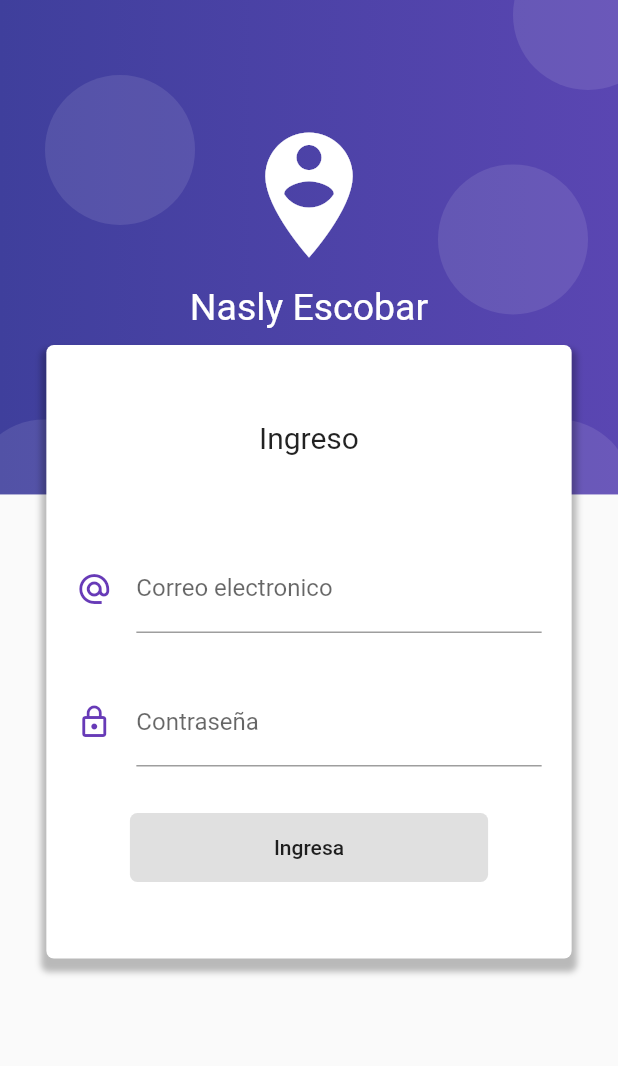
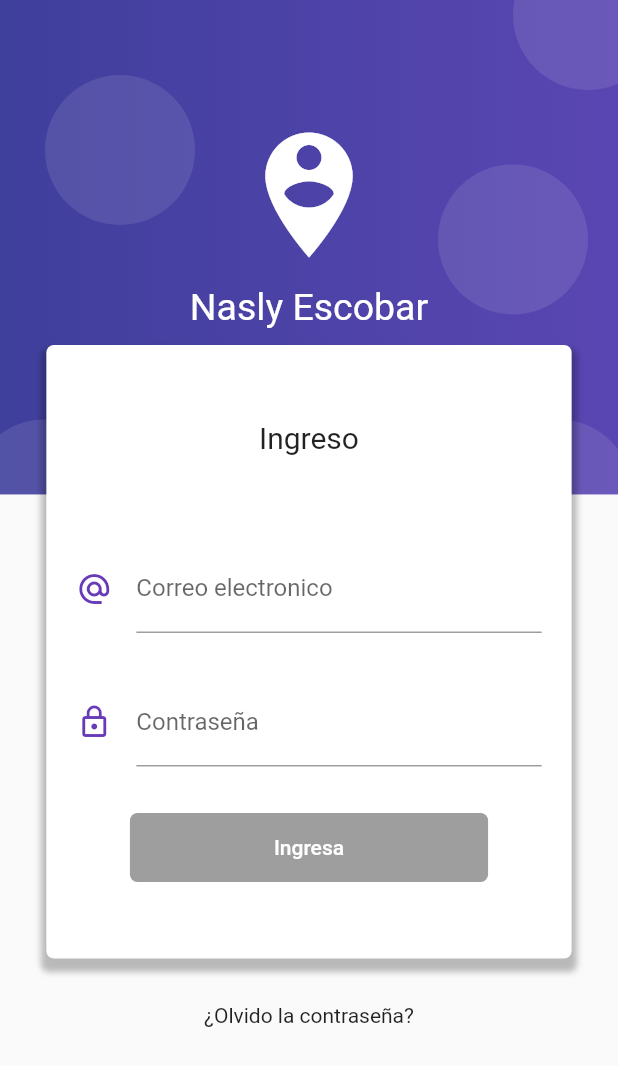
Before and after one commit to nkescobar/flutter-login-bloc, a Flutter app: the screen it shows after launch, on a phone screen of 412 x 824 dp. Shown: the top 1066 px of the screen. Run offline on Flutter 3.47's test engine with Material 2 defaults, Android fonts, the phone set to English and light mode, and no system bars; our stand-ins replace rxdart.

Commit message:
Se crea patron bloc , con validaciones

```diff
--- a/lib/main.dart
+++ b/lib/main.dart
@@ -1,4 +1,5 @@
 import 'package:flutter/material.dart';
+import 'package:flutter_login_bloc/src/blocs/provider.dart';
 import 'package:flutter_login_bloc/src/pages/home_page.dart';
 import 'package:flutter_login_bloc/src/pages/login_page.dart';
 
@@ -7,7 +8,8 @@ void main() => runApp(MyApp());
 class MyApp extends StatelessWidget {
   @override
   Widget build(BuildContext context) {
-    return MaterialApp(
+    return Provider(
+      child: MaterialApp(
         title: 'Material App',
         debugShowCheckedModeBanner: false,
         initialRoute: 'login',
@@ -15,8 +17,8 @@ class MyApp extends StatelessWidget {
           'login': (BuildContext context) => LoginPage(),
           'home': (BuildContext context) => HomePage(),
         },
-
-
+        theme: ThemeData(primaryColor: Colors.deepPurple),
+      ),
     );
   }
 }
--- /dev/null
+++ b/lib/src/blocs/login_bloc.dart
@@ -0,0 +1,35 @@
+import 'dart:async';
+
+import 'package:flutter_login_bloc/src/blocs/validators.dart';
+import 'package:rxdart/rxdart.dart';
+
+class LoginBloc with Validators {
+  // final _emailController = StreamController<String>.broadcast();
+  // final _passwordController = StreamController<String>.broadcast();
+
+  final _emailController = BehaviorSubject<String>();
+  final _passwordController = BehaviorSubject<String>();
+
+  //recuperar los datos del Stream
+  Stream<String> get emailStream =>
+      _emailController.stream.transform(validarEmail);
+  Stream<String> get passwordStream =>
+      _passwordController.stream.transform(validarPassword);
+
+  Stream<bool> get formValidStream =>
+      Rx.combineLatest2(emailStream, passwordStream, (e, p) => true);
+
+  //Insertar valores al Stream
+  Function(String) get changeEmail => _emailController.sink.add;
+  Function(String) get changePassword => _passwordController.sink.add;
+
+  //obtener ultimo valor ingresado a los streams
+
+  String get email => _emailController.value;
+  String get password => _passwordController.value;
+
+  dispose() {
+    _emailController.close();
+    _passwordController.close();
+  }
+}
--- /dev/null
+++ b/lib/src/blocs/provider.dart
@@ -0,0 +1,36 @@
+import 'package:flutter/material.dart';
+import 'package:flutter_login_bloc/src/blocs/login_bloc.dart';
+export 'package:flutter_login_bloc/src/blocs/login_bloc.dart';
+
+class Provider extends InheritedWidget {
+  final Widget child;
+
+  static Provider _intancia;
+
+  factory Provider({Key key, Widget child}) {
+    if (_intancia == null) {
+      _intancia = new Provider._internal(
+        key: key,
+        child: child,
+      );
+    }
+    return _intancia;
+  }
+
+  Provider._internal({Key key, this.child}) : super(key: key, child: child);
+
+  // si se deja asi, se pierde la información
+  // los bloc con patron singleton
+  final loginBloc = LoginBloc();
+
+  //Provider({Key key, this.child}) : super(key: key, child: child);
+
+  static LoginBloc of(BuildContext context) {
+    return context.dependOnInheritedWidgetOfExactType<Provider>().loginBloc;
+  }
+
+  @override
+  bool updateShouldNotify(InheritedWidget oldWidget) {
+    return true;
+  }
+}
--- /dev/null
+++ b/lib/src/blocs/validators.dart
@@ -0,0 +1,32 @@
+import 'dart:async';
+
+class Validators {
+  final validarPassword = StreamTransformer<String, String>.fromHandlers(
+      handleData: (password, sink) {
+    if (password.length >= 6) {
+      sink.add(password);
+    } else {
+      sink.addError('Más de 6 caracteres por favor.');
+    }
+  });
+
+  final validarEmail =
+      StreamTransformer<String, String>.fromHandlers(handleData: (email, sink) {
+    Pattern pattern =
+        r'^(([^<>()[\]\\.,;:\s@\"]+(\.[^<>()[\]\\.,;:\s@\"]+)*)|(\".+\"))@((\[[0-9]{1,3}\.[0-9]{1,3}\.[0-9]{1,3}\.[0-9]{1,3}\])|(([a-zA-Z\-0-9]+\.)+[a-zA-Z]{2,}))$';
+    RegExp regExp = new RegExp(pattern);
+
+    if (regExp.hasMatch(email)) {
+      sink.add(email);
+    } else {
+      sink.addError('Email no es correcto');
+    }
+  });
+
+  /* Stream<bool> get formValidStream =>
+      Observable.combineLatest2(emailStream, passwordStream, (e, p) => true);
+
+  Stream<bool> get formValidStream =>
+      Rx.combineLatest2(emailStream, passwStream, (e, p) => true);
+*/
+}
--- a/lib/src/pages/home_page.dart
+++ b/lib/src/pages/home_page.dart
@@ -1,4 +1,5 @@
 import 'package:flutter/material.dart';
+import 'package:flutter_login_bloc/src/blocs/provider.dart';
 
 class HomePage extends StatefulWidget {
   HomePage({Key key}) : super(key: key);
@@ -10,8 +11,24 @@ class HomePage extends StatefulWidget {
 class _HomePageState extends State<HomePage> {
   @override
   Widget build(BuildContext context) {
-    return  Scaffold(
-       body: Center(child: Text('Hola')),
+    final bloc = Provider.of(context);
+
+    return Scaffold(
+      appBar: AppBar(
+        title: Text('Home page'),
+      ),
+      body: Center(
+        child: Container(
+          padding: EdgeInsets.symmetric(vertical: 150.0, horizontal: 50.0),
+          child: Column(
+            children: [
+              Text('Email: ${bloc.email}'),
+              Divider(),
+              Text('Password: ${bloc.password}'),
+            ],
+          ),
+        ),
+      ),
     );
   }
 }
--- a/lib/src/pages/login_page.dart
+++ b/lib/src/pages/login_page.dart
@@ -1,7 +1,6 @@
 import 'package:flutter/material.dart';
-import 'package:flutter_login_bloc/src/pages/widgets/login-widgets/circulo-widget.dart';
-import 'package:flutter_login_bloc/src/pages/widgets/login-widgets/fondo-login.dart';
-import 'package:flutter_login_bloc/src/pages/widgets/login-widgets/form-widget.dart';
+import 'package:flutter_login_bloc/src/pages/widgets/login-widgets/fondo_login.dart';
+import 'package:flutter_login_bloc/src/pages/widgets/login-widgets/form_widget.dart';
 
 class LoginPage extends StatefulWidget {
   LoginPage({Key key}) : super(key: key);
@@ -13,15 +12,13 @@ class LoginPage extends StatefulWidget {
 class _LoginPageState extends State<LoginPage> {
   @override
   Widget build(BuildContext context) {
-   return  Scaffold(
-       body: Stack(
+    return Scaffold(
+      body: Stack(
         children: [
-         FondoWidget(),
-         FormWidget()
-
-
-
-       ],),
+          FondoWidget(),
+          FormWidget(),
+        ],
+      ),
     );
   }
 }
--- a/lib/src/pages/widgets/login-widgets/button-iniciar.dart
+++ /dev/null
@@ -1,20 +0,0 @@
-import 'package:flutter/material.dart';
-
-class ButtonLoginWidget extends StatelessWidget {
-  const ButtonLoginWidget({Key key}) : super(key: key);
-
-  @override
-  Widget build(BuildContext context) {
-    return RaisedButton(
-      child: Container(
-        padding: EdgeInsets.symmetric(horizontal: 80.0, vertical: 15.0),
-        child: Text('Ingresa'),),
-        shape: RoundedRectangleBorder(borderRadius: BorderRadius.circular(5.0)
-        ),
-        elevation: 0.0,
-       onPressed: () {
-
-       },
-    );
-  }
-}
--- /dev/null
+++ b/lib/src/pages/widgets/login-widgets/button_iniciar.dart
@@ -0,0 +1,42 @@
+import 'package:flutter/material.dart';
+import 'package:flutter_login_bloc/src/blocs/provider.dart';
+
+class ButtonLoginWidget extends StatelessWidget {
+  final LoginBloc bloc;
+
+  const ButtonLoginWidget({
+    Key key,
+    @required this.bloc,
+  }) : super(key: key);
+
+  @override
+  Widget build(BuildContext context) {
+    return StreamBuilder(
+        stream: bloc.formValidStream,
+        builder: (context, snapshot) {
+          print(snapshot.hasData);
+
+          return RaisedButton(
+            child: Container(
+              padding: EdgeInsets.symmetric(horizontal: 80.0, vertical: 15.0),
+              child: Text('Ingresa'),
+            ),
+            shape: RoundedRectangleBorder(
+                borderRadius: BorderRadius.circular(5.0)),
+            elevation: 0.0,
+            color: Colors.deepPurple,
+            textColor: Colors.white,
+            onPressed: snapshot.hasData ? () => _login(context) : null,
+          );
+        });
+  }
+
+  _login(BuildContext context) {
+    print('---------');
+
+    print('Email ${bloc.email}');
+    print('Password ${bloc.password}');
+    Navigator.pushReplacementNamed(context, 'home');
+    print('---------');
+  }
+}
--- a/lib/src/pages/widgets/login-widgets/email-input.dart
+++ /dev/null
@@ -1,23 +0,0 @@
-import 'package:flutter/material.dart';
-
-class EmailInputWidget extends StatelessWidget {
-  const EmailInputWidget({Key key}) : super(key: key);
-
-  @override
-  Widget build(BuildContext context) {
-    return Container(
-      padding: EdgeInsets.symmetric(horizontal: 20.0),
-      child: TextField(
-        keyboardType: TextInputType.emailAddress,
-        decoration: InputDecoration(
-          icon: Icon(
-            Icons.alternate_email,
-            color: Colors.deepPurple,
-          ),
-          hintText: 'ejemplo@correo.com',
-          labelText: 'Correo electronico'
-        ),
-      ),
-    );
-  }
-}
--- /dev/null
+++ b/lib/src/pages/widgets/login-widgets/email_input.dart
@@ -0,0 +1,35 @@
+import 'package:flutter/material.dart';
+import 'package:flutter_login_bloc/src/blocs/login_bloc.dart';
+
+class EmailInputWidget extends StatelessWidget {
+  final LoginBloc bloc;
+  const EmailInputWidget({
+    Key key,
+    @required this.bloc,
+  }) : super(key: key);
+
+  @override
+  Widget build(BuildContext context) {
+    return StreamBuilder(
+      stream: bloc.emailStream,
+      builder: (BuildContext context, AsyncSnapshot snapshop) {
+        return Container(
+          padding: EdgeInsets.symmetric(horizontal: 20.0),
+          child: TextField(
+            keyboardType: TextInputType.emailAddress,
+            decoration: InputDecoration(
+                icon: Icon(
+                  Icons.alternate_email,
+                  color: Colors.deepPurple,
+                ),
+                hintText: 'ejemplo@correo.com',
+                labelText: 'Correo electronico',
+                counterText: snapshop.data,
+                errorText: snapshop.error),
+            onChanged: (value) => bloc.changeEmail(value),
+          ),
+        );
+      },
+    );
+  }
+}
--- a/lib/src/pages/widgets/login-widgets/fondo-login.dart
+++ /dev/null
@@ -1,38 +0,0 @@
-import 'package:flutter/material.dart';
-import 'package:flutter_login_bloc/src/pages/widgets/login-widgets/circulo-widget.dart';
-
-class FondoWidget extends StatelessWidget {
-  const FondoWidget({Key key}) : super(key: key);
-
-  @override
-  Widget build(BuildContext context) {
-    final size = MediaQuery.of(context).size;
-    return Container(
-      height: size.height * 0.4,
-      width: double.infinity,
-      child: Stack(children: [
-        Positioned( top: 50.0,left: 30.0,child: CirculoWidget(),),
-         Positioned( top: -40.0,right: -30.0,child: CirculoWidget(),),
-         Positioned( bottom: -50.0,right: -10.0,child: CirculoWidget(),),
-         Positioned( bottom: 120.0,right: 20.0,child: CirculoWidget(),),
-         Positioned( bottom: -50.0,left: -20.0,child: CirculoWidget(),),
-         Container(
-            padding: EdgeInsets.only(top:80.0),
-           child: Column(
-           children: [
-             Icon(Icons.person_pin_circle, color: Colors.white, size: 100.0),
-             SizedBox(height:10.0, width: double.infinity,),
-             Text('Nasly Escobar',style: TextStyle(color: Colors.white, fontSize: 25.0)),
-           ]
-         ),)
-      ]),
-      decoration: BoxDecoration(gradient: LinearGradient(
-        colors: [
-          Color.fromRGBO(63, 63, 156, 1.0),
-          Color.fromRGBO(90, 70, 178, 1.0),
-        ]
-      ),)
-
-    );
-  }
-}
--- /dev/null
+++ b/lib/src/pages/widgets/login-widgets/fondo_login.dart
@@ -0,0 +1,59 @@
+import 'package:flutter/material.dart';
+import 'package:flutter_login_bloc/src/pages/widgets/login-widgets/circulo_widget.dart';
+
+class FondoWidget extends StatelessWidget {
+  const FondoWidget({Key key}) : super(key: key);
+
+  @override
+  Widget build(BuildContext context) {
+    final size = MediaQuery.of(context).size;
+    return Container(
+        height: size.height * 0.4,
+        width: double.infinity,
+        child: Stack(children: [
+          Positioned(
+            top: 50.0,
+            left: 30.0,
+            child: CirculoWidget(),
+          ),
+          Positioned(
+            top: -40.0,
+            right: -30.0,
+            child: CirculoWidget(),
+          ),
+          Positioned(
+            bottom: -50.0,
+            right: -10.0,
+            child: CirculoWidget(),
+          ),
+          Positioned(
+            bottom: 120.0,
+            right: 20.0,
+            child: CirculoWidget(),
+          ),
+          Positioned(
+            bottom: -50.0,
+            left: -20.0,
+            child: CirculoWidget(),
+          ),
+          Container(
+            padding: EdgeInsets.only(top: 80.0),
+            child: Column(children: [
+              Icon(Icons.person_pin_circle, color: Colors.white, size: 100.0),
+              SizedBox(
+                height: 10.0,
+                width: double.infinity,
+              ),
+              Text('Nasly Escobar',
+                  style: TextStyle(color: Colors.white, fontSize: 25.0)),
+            ]),
+          )
+        ]),
+        decoration: BoxDecoration(
+          gradient: LinearGradient(colors: [
+            Color.fromRGBO(63, 63, 156, 1.0),
+            Color.fromRGBO(90, 70, 178, 1.0),
+          ]),
+        ));
+  }
+}
--- a/lib/src/pages/widgets/login-widgets/form-widget.dart
+++ b/lib/src/pages/widgets/login-widgets/form_widget.dart
@@ -1,8 +1,9 @@
 import 'package:flutter/material.dart';
 import 'package:flutter/rendering.dart';
-import 'package:flutter_login_bloc/src/pages/widgets/login-widgets/button-iniciar.dart';
-import 'package:flutter_login_bloc/src/pages/widgets/login-widgets/email-input.dart';
-import 'package:flutter_login_bloc/src/pages/widgets/login-widgets/password-inpput.dart';
+import 'package:flutter_login_bloc/src/blocs/provider.dart';
+import 'package:flutter_login_bloc/src/pages/widgets/login-widgets/button_iniciar.dart';
+import 'package:flutter_login_bloc/src/pages/widgets/login-widgets/email_input.dart';
+import 'package:flutter_login_bloc/src/pages/widgets/login-widgets/password_input.dart';
 
 class FormWidget extends StatelessWidget {
   const FormWidget({Key key}) : super(key: key);
@@ -10,6 +11,8 @@ class FormWidget extends StatelessWidget {
   @override
   Widget build(BuildContext context) {
     final size = MediaQuery.of(context).size;
+    final bloc = Provider.of(context);
+
     return SingleChildScrollView(
         child: Column(
       children: [
@@ -39,12 +42,20 @@ class FormWidget extends StatelessWidget {
               style: TextStyle(fontSize: 20.0),
             ),
             SizedBox(height: 60.0),
-            EmailInputWidget(),
+            EmailInputWidget(
+              bloc: bloc,
+            ),
             SizedBox(height: 30.0),
-            PasswordInputWidget(),
+            PasswordInputWidget(
+              bloc: bloc,
+            ),
             SizedBox(height: 30.0),
-            ButtonLoginWidget()
+            ButtonLoginWidget(bloc: bloc),
           ]),
+        ),
+        Text('¿Olvido la contraseña?'),
+        SizedBox(
+          height: 100,
         )
       ],
     ));
--- a/lib/src/pages/widgets/login-widgets/password-inpput.dart
+++ /dev/null
@@ -1,22 +0,0 @@
-import 'package:flutter/material.dart';
-
-class PasswordInputWidget extends StatelessWidget {
-  const PasswordInputWidget({Key key}) : super(key: key);
-
-  @override
-  Widget build(BuildContext context) {
-    return Container(
-      padding: EdgeInsets.symmetric(horizontal: 20.0),
-      child: TextField(
-        obscureText: true,
-        decoration: InputDecoration(
-          icon: Icon(
-            Icons.lock_outline,
-            color: Colors.deepPurple,
-          ),
-          labelText: 'Contraseña'
-        ),
-      ),
-    );
-  }
-}
--- /dev/null
+++ b/lib/src/pages/widgets/login-widgets/password_input.dart
@@ -0,0 +1,36 @@
+import 'package:flutter/material.dart';
+import 'package:flutter_login_bloc/src/blocs/provider.dart';
+
+class PasswordInputWidget extends StatelessWidget {
+  final LoginBloc bloc;
+
+  const PasswordInputWidget({
+    Key key,
+    @required this.bloc,
+  }) : super(key: key);
+
+  @override
+  Widget build(BuildContext context) {
+    return StreamBuilder(
+        stream: bloc.passwordStream,
+        builder: (BuildContext context, AsyncSnapshot snapshop) {
+          return Container(
+            padding: EdgeInsets.symmetric(horizontal: 20.0),
+            child: TextField(
+              obscureText: true,
+              decoration: InputDecoration(
+                icon: Icon(
+                  Icons.lock_outline,
+                  color: Colors.deepPurple,
+                ),
+                labelText: 'Contraseña',
+                counterText: snapshop.data,
+                errorText: snapshop.error,
+                //errorText: 'Hola',
+              ),
+              onChanged: (value) => bloc.changePassword(value),
+            ),
+          );
+        });
+  }
+}
--- a/pubspec.yaml
+++ b/pubspec.yaml
@@ -28,6 +28,7 @@ dependencies:
   # The following adds the Cupertino Icons font to your application.
   # Use with the CupertinoIcons class for iOS style icons.
   cupertino_icons: ^1.0.0
+  rxdart: ^0.25.0
 
 dev_dependencies:
   flutter_test:
```
Also changed, not shown: lib/src/pages/widgets/login-widgets/circulo_widget.dart (renamed from lib/src/pages/widgets/login-widgets/circulo-widget.dart), pubspec.lock. Lines whose indentation alone changed are shown as unchanged.
